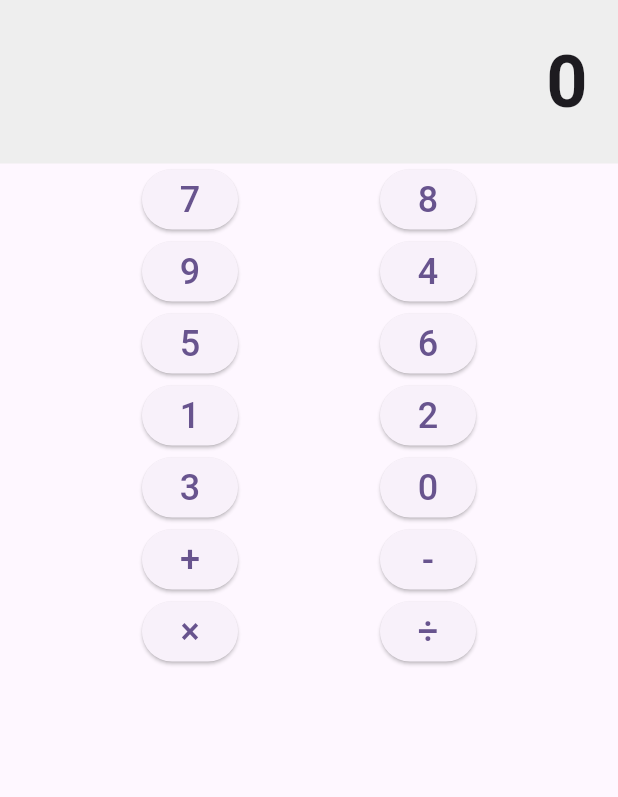
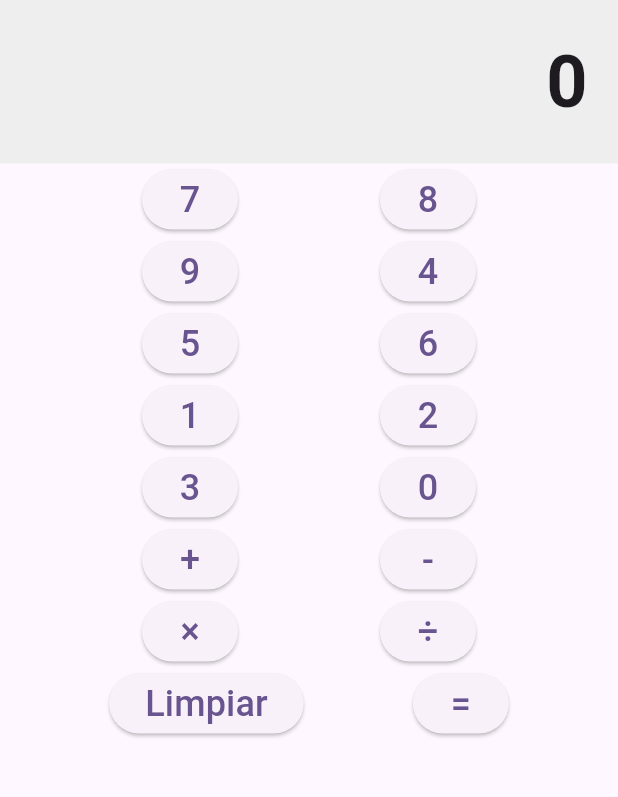
Before and after one commit to W17Code/calculadora_flutter, a Flutter app: the screen it shows after launch, on a phone screen of 412 x 824 dp, the part 84-881 px from its top. Run offline on Flutter 3.47's test engine with Material 3 defaults, Android fonts, the phone set to English and light mode, and no system bars.

Commit message:
Botones de limpiar y de =

```diff
--- a/lib/home/home.dart
+++ b/lib/home/home.dart
@@ -111,6 +111,19 @@ class MyHomePage extends StatelessWidget {
               ),
             ],
           ),
+          Row(
+            mainAxisAlignment: MainAxisAlignment.spaceEvenly,
+            children: [
+              ElevatedButton(
+                onPressed: () {},
+                child: const Text('Limpiar', style: TextStyle(fontSize: 24)),
+              ),
+              ElevatedButton(
+                onPressed: () {},
+                child: const Text('=', style: TextStyle(fontSize: 24)),
+              ),
+            ],
+          ),
         ],
       ),
     );
```
